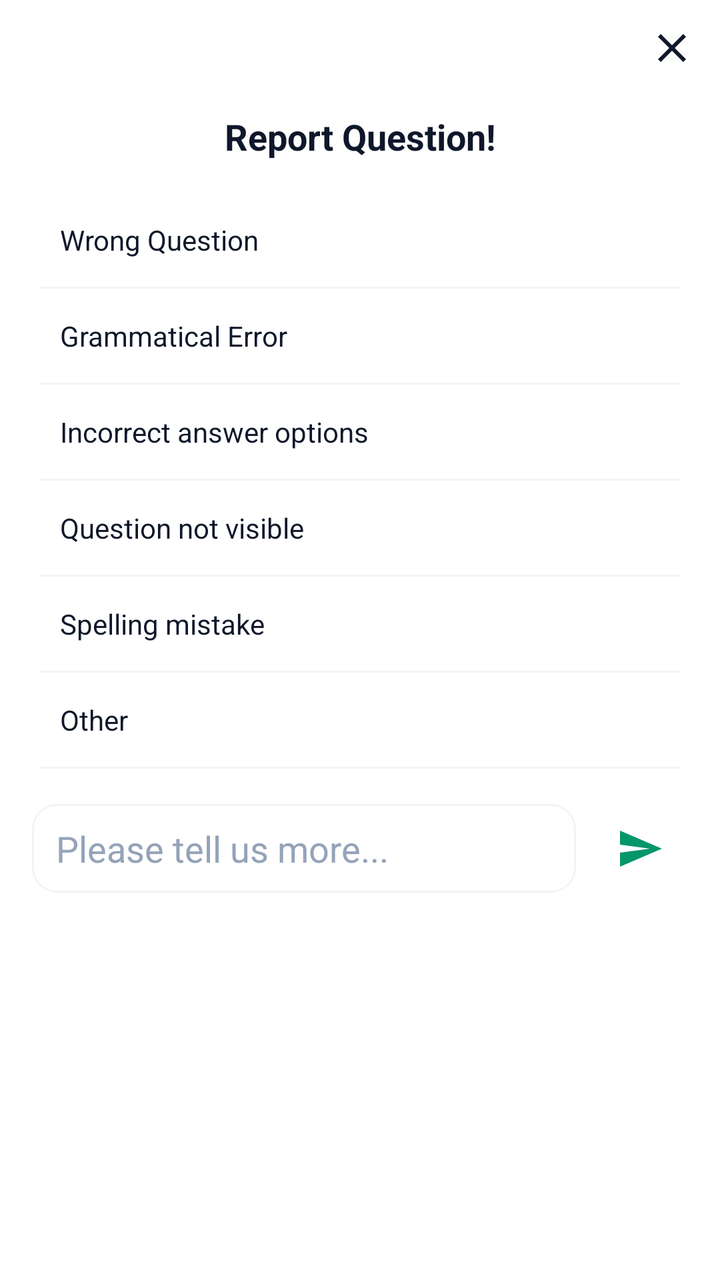
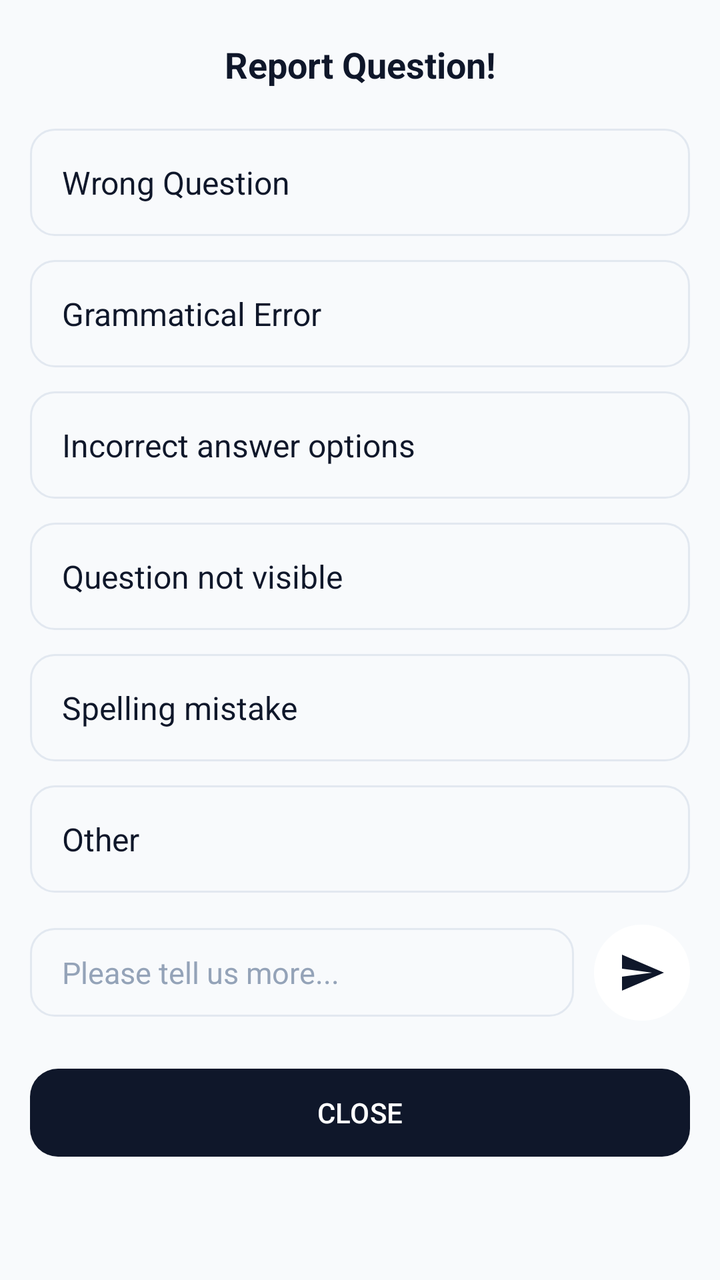

The first picture is an Android layout as it rendered before a commit; the second is the same layout after the commit. The layout source and the unified diff follow.
<!-- AndroidManifest.xml: application theme Theme.TestMaster -->
<!-- res/layout/popup_report_question.xml -->
<?xml version="1.0" encoding="utf-8"?>
<LinearLayout xmlns:android="http://schemas.android.com/apk/res/android"
    android:layout_width="match_parent"
    android:layout_height="wrap_content"
    xmlns:app="http://schemas.android.com/apk/res-auto"
    android:background="@color/surface"
    android:orientation="vertical"
    android:paddingBottom="16dp">
    <ImageView
        android:id="@+id/iv_close_report"
        android:layout_width="wrap_content"
        android:layout_height="wrap_content"
        android:src="@drawable/baseline_close_24"
        app:tint="@color/text_primary"
        android:layout_gravity="end"
        android:padding="12dp"/>
    <TextView
        android:layout_width="match_parent"
        android:layout_height="wrap_content"
        android:text="Report Question!"
        android:textColor="@color/text_primary"
        android:textStyle="bold"
        android:textSize="18sp"
        android:layout_marginTop="8dp"
        android:gravity="center_horizontal"/>

    <TextView
        android:id="@+id/tv_wrong"
        android:layout_width="match_parent"
        android:layout_height="wrap_content"
        android:text="Wrong Question"
        android:textColor="@color/text_primary"
        android:padding="14dp"
        android:layout_marginHorizontal="16dp"
        android:layout_marginTop="16dp"
        android:background="@drawable/report_textview_active_backgroung"
        android:focusable="true"
        android:clickable="true"/>
    <View
        android:layout_width="match_parent"
        android:layout_height="1dp"
        android:layout_marginHorizontal="20dp"
        android:background="@color/gray"/>

    <TextView
        android:id="@+id/tv_error"
        android:layout_width="match_parent"
        android:layout_height="wrap_content"
        android:text="Grammatical Error"
        android:layout_marginHorizontal="16dp"
        android:textColor="@color/text_primary"
        android:padding="14dp"
        android:background="@drawable/report_textview_active_backgroung"
        android:focusable="true"
        android:clickable="true"/>
    <View
        android:layout_width="match_parent"
        android:layout_height="1dp"
        android:layout_marginHorizontal="20dp"
        android:background="@color/gray"/>

    <TextView
        android:id="@+id/tv_incorrect_ans"
        android:layout_width="match_parent"
        android:layout_height="wrap_content"
        android:text="Incorrect answer options"
        android:layout_marginHorizontal="16dp"
        android:textColor="@color/text_primary"
        android:padding="14dp"
        android:background="@drawable/report_textview_active_backgroung"
        android:focusable="true"
        android:clickable="true"/>
    <View
        android:layout_width="match_parent"
        android:layout_height="1dp"
        android:layout_marginHorizontal="20dp"
        android:background="@color/gray"/>

    <TextView
        android:id="@+id/tv_notvisible"
        android:layout_width="match_parent"
        android:layout_height="wrap_content"
        android:text="Question not visible"
        android:layout_marginHorizontal="16dp"
        android:textColor="@color/text_primary"
        android:padding="14dp"
        android:background="@drawable/report_textview_active_backgroung"
        android:focusable="true"
        android:clickable="true"/>
    <View
        android:layout_width="match_parent"
        android:layout_height="1dp"
        android:layout_marginHorizontal="20dp"
        android:background="@color/gray"/>

    <TextView
        android:id="@+id/tv_spellingmistake"
        android:layout_width="match_parent"
        android:layout_height="wrap_content"
        android:text="Spelling mistake"
        android:layout_marginHorizontal="16dp"
        android:textColor="@color/text_primary"
        android:padding="14dp"
        android:background="@drawable/report_textview_active_backgroung"
        android:focusable="true"
        android:clickable="true"/>
    <View
        android:layout_width="match_parent"
        android:layout_height="1dp"
        android:layout_marginHorizontal="20dp"
        android:background="@color/gray"/>

    <TextView
        android:id="@+id/tv_other"
        android:layout_width="match_parent"
        android:layout_height="wrap_content"
        android:text="Other"
        android:layout_marginHorizontal="16dp"
        android:textColor="@color/text_primary"
        android:padding="14dp"
        android:background="@drawable/report_textview_active_backgroung"
        android:focusable="true"
        android:clickable="true"/>
    <View
        android:layout_width="match_parent"
        android:layout_height="1dp"
        android:layout_marginHorizontal="20dp"
        android:background="@color/gray"/>

    <LinearLayout
        android:layout_width="match_parent"
        android:layout_height="wrap_content"
        android:layout_marginTop="16dp"
        android:layout_marginHorizontal="16dp"
        android:gravity="center_vertical">
        <EditText
            android:id="@+id/et_report_description"
            android:layout_width="0dp"
            android:layout_height="wrap_content"
            android:layout_weight="1"
            android:paddingVertical="10dp"
            android:paddingStart="12dp"
            android:textColor="@color/text_primary"
            android:textColorHint="@color/text_hint"
            android:background="@drawable/box_outline"
            android:hint="Please tell us more..."/>
        <ImageView
            android:id="@+id/iv_report_send"
            android:layout_width="48dp"
            android:layout_height="48dp"
            android:padding="12dp"
            android:layout_marginStart="8dp"
            android:src="@drawable/baseline_send_24"
            app:tint="@color/primary"/>
    </LinearLayout>

</LinearLayout>
<!-- resources referenced by this layout -->
<resources>
  <color name="gray">#F1F5F9</color>
  <color name="primary">#059669</color>
  <color name="surface">#FFFFFF</color>
  <color name="text_hint">#94A3B8</color>
  <color name="text_primary">#0F172A</color>
  <!-- drawable baseline_close_24 (drawable) -->
  <vector android:height="24dp" android:tint="#FFFFFF"
      android:viewportHeight="24" android:viewportWidth="24"
      android:width="24dp" xmlns:android="http://schemas.android.com/apk/res/android">
      <path android:fillColor="@android:color/white" android:pathData="M19,6.41L17.59,5 12,10.59 6.41,5 5,6.41 10.59,12 5,17.59 6.41,19 12,13.41 17.59,19 19,17.59 13.41,12z"/>
  </vector>
  <!-- drawable baseline_send_24 (drawable) -->
  <vector android:autoMirrored="true" android:height="24dp"
      android:tint="#000000" android:viewportHeight="24"
      android:viewportWidth="24" android:width="24dp" xmlns:android="http://schemas.android.com/apk/res/android">
      <path android:fillColor="@android:color/white" android:pathData="M2.01,21L23,12 2.01,3 2,10l15,2 -15,2z"/>
  </vector>
  <!-- drawable box_outline (drawable) -->
  <?xml version="1.0" encoding="utf-8"?>
  <shape xmlns:android="http://schemas.android.com/apk/res/android">
      <stroke
          android:width="1dp"
          android:color="@color/gray" />
      <corners android:radius="12dp" />
      <solid android:color="@color/white" />
  </shape>
  <!-- drawable report_textview_active_backgroung (drawable) -->
  <?xml version="1.0" encoding="utf-8"?>
  <selector xmlns:android="http://schemas.android.com/apk/res/android">
      <item android:state_selected="true" android:drawable="@drawable/blue_box_filled"/>
      <item android:drawable="@android:color/transparent"/>
  </selector>
  <style name="Theme.TestMaster" parent="Base.Theme.TestMaster" />
  <color name="white">#FFFFFFFF</color>
  <!-- drawable blue_box_filled (drawable) -->
  <?xml version="1.0" encoding="utf-8"?>
  <shape xmlns:android="http://schemas.android.com/apk/res/android"
      android:shape="rectangle">
      <stroke android:width="1.2dp"
          android:color="@color/primary"/>
      <solid android:color="@color/success_bg"/>
      <corners android:radius="5dp"/>
  </shape>
  <color name="success_bg">#DCFCE7</color>
  <color name="onPrimary">#FFFFFF</color>
  <color name="primaryContainer">#D1FAE5</color>
  <color name="onPrimaryContainer">#064E3B</color>
  <color name="secondary">#64748B</color>
  <color name="onSecondary">#FFFFFF</color>
  <color name="secondaryContainer">#F1F5F9</color>
  <color name="onSecondaryContainer">#0F172A</color>
  <color name="background">#F8FAFC</color>
  <color name="onSurface">#0F172A</color>
  <color name="surfaceVariant">#E2E8F0</color>
  <color name="onSurfaceVariant">#475569</color>
  <color name="outline">#94A3B8</color>
  <color name="error">#EF4444</color>
  <color name="onError">#FFFFFF</color>
  <color name="errorContainer">#FEE2E2</color>
  <color name="onErrorContainer">#991B1B</color>
  <!-- unchanged entries left out for length: 1 -->
</resources>

<!-- the commit's change to res/layout/popup_report_question.xml (unified diff, before → after) -->
@@ -1,157 +1,200 @@
 <?xml version="1.0" encoding="utf-8"?>
-<LinearLayout xmlns:android="http://schemas.android.com/apk/res/android"
+<ScrollView xmlns:android="http://schemas.android.com/apk/res/android"
+    xmlns:app="http://schemas.android.com/apk/res-auto"
     android:layout_width="match_parent"
     android:layout_height="wrap_content"
-    xmlns:app="http://schemas.android.com/apk/res-auto"
-    android:background="@color/surface"
-    android:orientation="vertical"
-    android:paddingBottom="16dp">
-    <ImageView
-        android:id="@+id/iv_close_report"
-        android:layout_width="wrap_content"
-        android:layout_height="wrap_content"
-        android:src="@drawable/baseline_close_24"
-        app:tint="@color/text_primary"
-        android:layout_gravity="end"
-        android:padding="12dp"/>
-    <TextView
-        android:layout_width="match_parent"
-        android:layout_height="wrap_content"
-        android:text="Report Question!"
-        android:textColor="@color/text_primary"
-        android:textStyle="bold"
-        android:textSize="18sp"
-        android:layout_marginTop="8dp"
-        android:gravity="center_horizontal"/>
-
-    <TextView
-        android:id="@+id/tv_wrong"
-        android:layout_width="match_parent"
-        android:layout_height="wrap_content"
-        android:text="Wrong Question"
-        android:textColor="@color/text_primary"
-        android:padding="14dp"
-        android:layout_marginHorizontal="16dp"
-        android:layout_marginTop="16dp"
-        android:background="@drawable/report_textview_active_backgroung"
-        android:focusable="true"
-        android:clickable="true"/>
-    <View
-        android:layout_width="match_parent"
-        android:layout_height="1dp"
-        android:layout_marginHorizontal="20dp"
-        android:background="@color/gray"/>
-
-    <TextView
-        android:id="@+id/tv_error"
-        android:layout_width="match_parent"
-        android:layout_height="wrap_content"
-        android:text="Grammatical Error"
-        android:layout_marginHorizontal="16dp"
-        android:textColor="@color/text_primary"
-        android:padding="14dp"
-        android:background="@drawable/report_textview_active_backgroung"
-        android:focusable="true"
-        android:clickable="true"/>
-    <View
-        android:layout_width="match_parent"
-        android:layout_height="1dp"
-        android:layout_marginHorizontal="20dp"
-        android:background="@color/gray"/>
-
-    <TextView
-        android:id="@+id/tv_incorrect_ans"
-        android:layout_width="match_parent"
-        android:layout_height="wrap_content"
-        android:text="Incorrect answer options"
-        android:layout_marginHorizontal="16dp"
-        android:textColor="@color/text_primary"
-        android:padding="14dp"
-        android:background="@drawable/report_textview_active_backgroung"
-        android:focusable="true"
-        android:clickable="true"/>
-    <View
-        android:layout_width="match_parent"
-        android:layout_height="1dp"
-        android:layout_marginHorizontal="20dp"
-        android:background="@color/gray"/>
-
-    <TextView
-        android:id="@+id/tv_notvisible"
-        android:layout_width="match_parent"
-        android:layout_height="wrap_content"
-        android:text="Question not visible"
-        android:layout_marginHorizontal="16dp"
-        android:textColor="@color/text_primary"
-        android:padding="14dp"
-        android:background="@drawable/report_textview_active_backgroung"
-        android:focusable="true"
-        android:clickable="true"/>
-    <View
-        android:layout_width="match_parent"
-        android:layout_height="1dp"
-        android:layout_marginHorizontal="20dp"
-        android:background="@color/gray"/>
-
-    <TextView
-        android:id="@+id/tv_spellingmistake"
-        android:layout_width="match_parent"
-        android:layout_height="wrap_content"
-        android:text="Spelling mistake"
-        android:layout_marginHorizontal="16dp"
-        android:textColor="@color/text_primary"
-        android:padding="14dp"
-        android:background="@drawable/report_textview_active_backgroung"
-        android:focusable="true"
-        android:clickable="true"/>
-    <View
-        android:layout_width="match_parent"
-        android:layout_height="1dp"
-        android:layout_marginHorizontal="20dp"
-        android:background="@color/gray"/>
-
-    <TextView
-        android:id="@+id/tv_other"
-        android:layout_width="match_parent"
-        android:layout_height="wrap_content"
-        android:text="Other"
-        android:layout_marginHorizontal="16dp"
-        android:textColor="@color/text_primary"
-        android:padding="14dp"
-        android:background="@drawable/report_textview_active_backgroung"
-        android:focusable="true"
-        android:clickable="true"/>
-    <View
-        android:layout_width="match_parent"
-        android:layout_height="1dp"
-        android:layout_marginHorizontal="20dp"
-        android:background="@color/gray"/>
+    android:background="@color/background"
+    android:clipToPadding="false"
+    android:paddingBottom="20dp">
 
     <LinearLayout
         android:layout_width="match_parent"
         android:layout_height="wrap_content"
-        android:layout_marginTop="16dp"
-        android:layout_marginHorizontal="16dp"
-        android:gravity="center_vertical">
-        <EditText
-            android:id="@+id/et_report_description"
-            android:layout_width="0dp"
-            android:layout_height="wrap_content"
-            android:layout_weight="1"
-            android:paddingVertical="10dp"
-            android:paddingStart="12dp"
-            android:textColor="@color/text_primary"
-            android:textColorHint="@color/text_hint"
-            android:background="@drawable/box_outline"
-            android:hint="Please tell us more..."/>
-        <ImageView
-            android:id="@+id/iv_report_send"
-            android:layout_width="48dp"
-            android:layout_height="48dp"
-            android:padding="12dp"
-            android:layout_marginStart="8dp"
-            android:src="@drawable/baseline_send_24"
-            app:tint="@color/primary"/>
+        android:orientation="vertical">
+
+        <TextView
+            android:layout_width="match_parent"
+            android:layout_height="wrap_content"
+            android:gravity="center_horizontal"
+            android:paddingHorizontal="15dp"
+            android:paddingVertical="20dp"
+            android:text="Report Question!"
+            android:textColor="@color/onSurface"
+            android:textSize="18sp"
+            android:textStyle="bold" />
+
+        
+        <LinearLayout
+            android:id="@+id/ll_wrong"
+            android:layout_width="match_parent"
+            android:layout_height="wrap_content"
+            android:layout_marginHorizontal="15dp"
+            android:layout_marginBottom="12dp"
+            android:background="@drawable/bg_report_reason_selector"
+            android:clickable="true"
+            android:focusable="true"
+            android:gravity="center_vertical"
+            android:padding="16dp">
+
+            <TextView
+                android:layout_width="match_parent"
+                android:layout_height="wrap_content"
+                android:duplicateParentState="true"
+                android:text="Wrong Question"
+                android:textColor="@color/onSurface"
+                android:textSize="16sp" />
+        </LinearLayout>
+
+        <LinearLayout
+            android:id="@+id/ll_error"
+            android:layout_width="match_parent"
+            android:layout_height="wrap_content"
+            android:layout_marginHorizontal="15dp"
+            android:layout_marginBottom="12dp"
+            android:background="@drawable/bg_report_reason_selector"
+            android:clickable="true"
+            android:focusable="true"
+            android:gravity="center_vertical"
+            android:padding="16dp">
+
+            <TextView
+                android:layout_width="match_parent"
+                android:layout_height="wrap_content"
+                android:duplicateParentState="true"
+                android:text="Grammatical Error"
+                android:textColor="@color/onSurface"
+                android:textSize="16sp" />
+        </LinearLayout>
+
+        <LinearLayout
+            android:id="@+id/ll_incorrect_ans"
+            android:layout_width="match_parent"
+            android:layout_height="wrap_content"
+            android:layout_marginHorizontal="15dp"
+            android:layout_marginBottom="12dp"
+            android:background="@drawable/bg_report_reason_selector"
+            android:clickable="true"
+            android:focusable="true"
+            android:gravity="center_vertical"
+            android:padding="16dp">
+
+            <TextView
+                android:layout_width="match_parent"
+                android:layout_height="wrap_content"
+                android:duplicateParentState="true"
+                android:text="Incorrect answer options"
+                android:textColor="@color/onSurface"
+                android:textSize="16sp" />
+        </LinearLayout>
+
+        <LinearLayout
+            android:id="@+id/ll_notvisible"
+            android:layout_width="match_parent"
+            android:layout_height="wrap_content"
+            android:layout_marginHorizontal="15dp"
+            android:layout_marginBottom="12dp"
+            android:background="@drawable/bg_report_reason_selector"
+            android:clickable="true"
+            android:focusable="true"
+            android:gravity="center_vertical"
+            android:padding="16dp">
+
+            <TextView
+                android:layout_width="match_parent"
+                android:layout_height="wrap_content"
+                android:duplicateParentState="true"
+                android:text="Question not visible"
+                android:textColor="@color/onSurface"
+                android:textSize="16sp" />
+        </LinearLayout>
+
+        <LinearLayout
+            android:id="@+id/ll_spellingmistake"
+            android:layout_width="match_parent"
+            android:layout_height="wrap_content"
+            android:layout_marginHorizontal="15dp"
+            android:layout_marginBottom="12dp"
+            android:background="@drawable/bg_report_reason_selector"
+            android:clickable="true"
+            android:focusable="true"
+            android:gravity="center_vertical"
+            android:padding="16dp">
+
+            <TextView
+                android:layout_width="match_parent"
+                android:layout_height="wrap_content"
+                android:duplicateParentState="true"
+                android:text="Spelling mistake"
+                android:textColor="@color/onSurface"
+                android:textSize="16sp" />
+        </LinearLayout>
+
+        <LinearLayout
+            android:id="@+id/ll_other"
+            android:layout_width="match_parent"
+            android:layout_height="wrap_content"
+            android:layout_marginHorizontal="15dp"
+            android:layout_marginBottom="16dp"
+            android:background="@drawable/bg_report_reason_selector"
+            android:clickable="true"
+            android:focusable="true"
+            android:gravity="center_vertical"
+            android:padding="16dp">
+
+            <TextView
+                android:layout_width="match_parent"
+                android:layout_height="wrap_content"
+                android:duplicateParentState="true"
+                android:text="Other"
+                android:textColor="@color/onSurface"
+                android:textSize="16sp" />
+        </LinearLayout>
+
+        
+        <LinearLayout
+            android:layout_width="match_parent"
+            android:layout_height="wrap_content"
+            android:layout_marginHorizontal="15dp"
+            android:layout_marginBottom="12dp"
+            android:gravity="center_vertical"
+            android:orientation="horizontal">
+
+            <EditText
+                android:id="@+id/et_report_description"
+                android:layout_width="0dp"
+                android:layout_height="wrap_content"
+                android:layout_weight="1"
+                android:background="@drawable/box_outline"
+                android:hint="Please tell us more..."
+                android:paddingVertical="12dp"
+                android:paddingStart="16dp"
+                android:paddingEnd="16dp"
+                android:textColor="@color/onSurface"
+                android:textColorHint="@color/text_hint"
+                android:textSize="15sp" />
+
+            <ImageView
+                android:id="@+id/iv_report_send"
+                android:layout_width="48dp"
+                android:layout_height="48dp"
+                android:layout_marginStart="10dp"
+                android:background="@drawable/bg_circle_page"
+                android:backgroundTint="@color/primary"
+                android:padding="12dp"
+                android:src="@drawable/baseline_send_24"
+                app:tint="@color/onPrimary" />
+        </LinearLayout>
+
+        <com.google.android.material.button.MaterialButton
+            android:id="@+id/btn_close_report"
+            style="@style/Widget.Material3.Button"
+            android:layout_width="match_parent"
+            android:layout_height="52dp"
+            android:layout_marginHorizontal="15dp"
+            android:layout_marginTop="8dp"
+            android:text="CLOSE"
+            android:textColor="@color/primary"
+            app:backgroundTint="@color/onPrimary"
+            app:cornerRadius="14dp" />
     </LinearLayout>
-
-</LinearLayout>
+</ScrollView>
<!-- resource entries referenced after the edit -->
@@ -1,22 +1,29 @@
 <!-- resources referenced by this layout -->
 <resources>
-  <color name="gray">#F1F5F9</color>
-  <color name="primary">#059669</color>
+  <color name="gray">#E2E8F0</color>
+  <color name="primary">#FFFFFF</color>
   <color name="surface">#FFFFFF</color>
   <color name="text_hint">#94A3B8</color>
-  <color name="text_primary">#0F172A</color>
-  <!-- drawable baseline_close_24 (drawable) -->
-  <vector android:height="24dp" android:tint="#FFFFFF"
-      android:viewportHeight="24" android:viewportWidth="24"
-      android:width="24dp" xmlns:android="http://schemas.android.com/apk/res/android">
-      <path android:fillColor="@android:color/white" android:pathData="M19,6.41L17.59,5 12,10.59 6.41,5 5,6.41 10.59,12 5,17.59 6.41,19 12,13.41 17.59,19 19,17.59 13.41,12z"/>
-  </vector>
   <!-- drawable baseline_send_24 (drawable) -->
   <vector android:autoMirrored="true" android:height="24dp"
       android:tint="#000000" android:viewportHeight="24"
       android:viewportWidth="24" android:width="24dp" xmlns:android="http://schemas.android.com/apk/res/android">
       <path android:fillColor="@android:color/white" android:pathData="M2.01,21L23,12 2.01,3 2,10l15,2 -15,2z"/>
   </vector>
+  <!-- drawable bg_circle_page (drawable) -->
+  <?xml version="1.0" encoding="utf-8"?>
+  <shape xmlns:android="http://schemas.android.com/apk/res/android"
+      android:shape="oval">
+      <solid android:color="@color/background" />
+      <stroke android:color="@color/outline"
+          android:width="1dp"/>
+  </shape>
+  <!-- drawable bg_report_reason_selector (drawable) -->
+  <?xml version="1.0" encoding="utf-8"?>
+  <selector xmlns:android="http://schemas.android.com/apk/res/android">
+      <item android:state_selected="true" android:drawable="@drawable/blue_box_filled"/>
+      <item android:drawable="@drawable/box_outline"/>
+  </selector>
   <!-- drawable box_outline (drawable) -->
   <?xml version="1.0" encoding="utf-8"?>
   <shape xmlns:android="http://schemas.android.com/apk/res/android">
@@ -24,42 +31,34 @@
           android:width="1dp"
           android:color="@color/gray" />
       <corners android:radius="12dp" />
-      <solid android:color="@color/white" />
+      <solid android:color="@color/background" />
   </shape>
-  <!-- drawable report_textview_active_backgroung (drawable) -->
-  <?xml version="1.0" encoding="utf-8"?>
-  <selector xmlns:android="http://schemas.android.com/apk/res/android">
-      <item android:state_selected="true" android:drawable="@drawable/blue_box_filled"/>
-      <item android:drawable="@android:color/transparent"/>
-  </selector>
   <style name="Theme.TestMaster" parent="Base.Theme.TestMaster" />
-  <color name="white">#FFFFFFFF</color>
   <!-- drawable blue_box_filled (drawable) -->
   <?xml version="1.0" encoding="utf-8"?>
   <shape xmlns:android="http://schemas.android.com/apk/res/android"
       android:shape="rectangle">
-      <stroke android:width="1.2dp"
-          android:color="@color/primary"/>
-      <solid android:color="@color/success_bg"/>
-      <corners android:radius="5dp"/>
+      <stroke android:width="1dp"
+          android:color="@color/onPrimary"/>
+      <solid android:color="@color/background"/>
+      <corners android:radius="12dp"/>
   </shape>
-  <color name="success_bg">#DCFCE7</color>
-  <color name="onPrimary">#FFFFFF</color>
-  <color name="primaryContainer">#D1FAE5</color>
-  <color name="onPrimaryContainer">#064E3B</color>
+  <color name="onPrimary">#0F172A</color>
+  <color name="primaryContainer">#F1F5F9</color>
+  <color name="onPrimaryContainer">#0F172A</color>
   <color name="secondary">#64748B</color>
   <color name="onSecondary">#FFFFFF</color>
-  <color name="secondaryContainer">#F1F5F9</color>
+  <color name="secondaryContainer">#E2E8F0</color>
   <color name="onSecondaryContainer">#0F172A</color>
   <color name="background">#F8FAFC</color>
   <color name="onSurface">#0F172A</color>
   <color name="surfaceVariant">#E2E8F0</color>
   <color name="onSurfaceVariant">#475569</color>
   <color name="outline">#94A3B8</color>
-  <color name="error">#EF4444</color>
+  <color name="error">#DC2626</color>
   <color name="onError">#FFFFFF</color>
   <color name="errorContainer">#FEE2E2</color>
-  <color name="onErrorContainer">#991B1B</color>
+  <color name="onErrorContainer">#7F1D1D</color>
   <!-- unchanged entries left out for length: 1 -->
 </resources>
 
